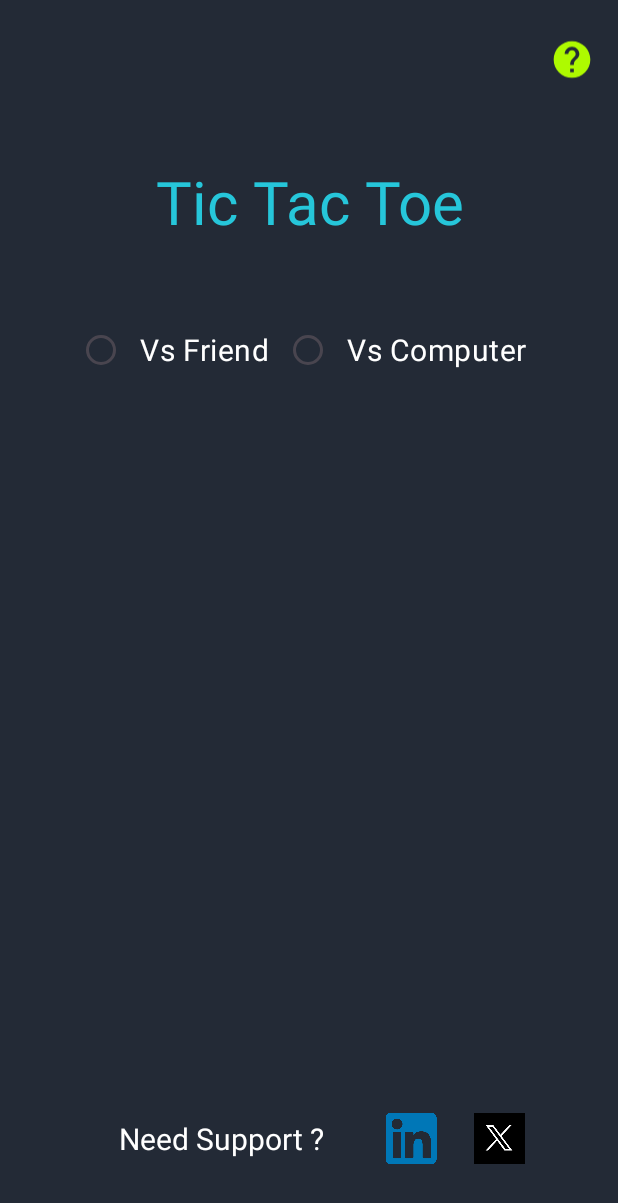
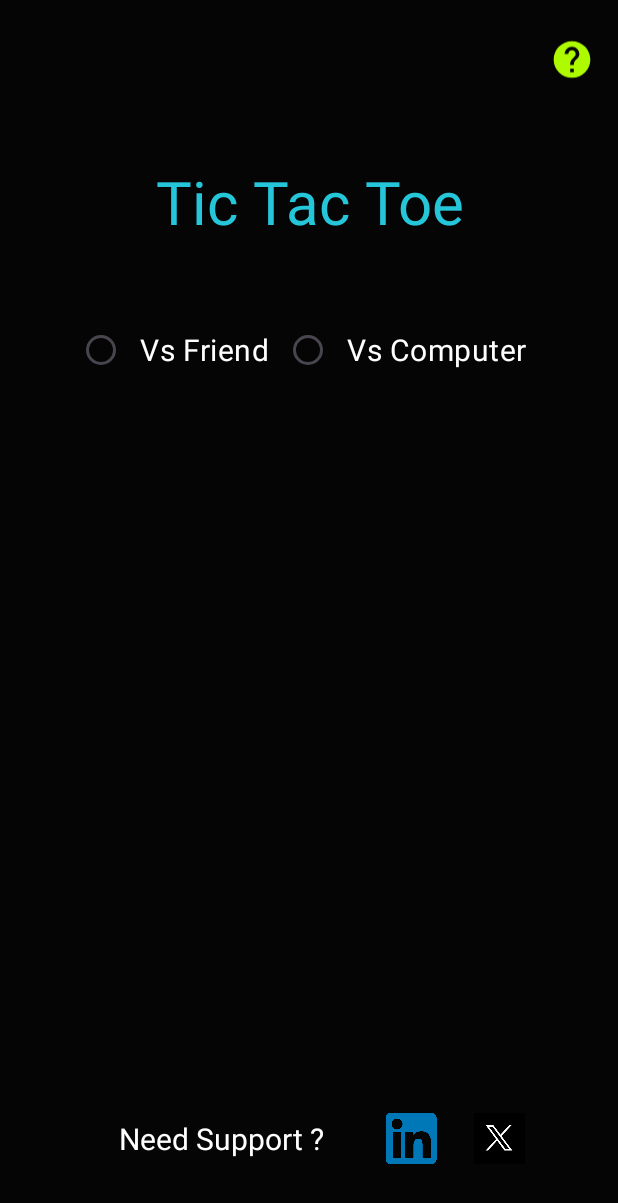
Before and after one commit to DarkImpact1/Tic-Tac-Toe-App, an Android app: the screen it shows after launch (PlayerInputActivity), on a phone screen of 412 x 824 dp. Shown: the top 1203 px of the screen. Run offline under Robolectric (Android 15) with nearby library versions, the light colour scheme and no system bars.

Commit message:
change background of player input

```diff
--- a/app/src/main/res/drawable/button_background.xml
+++ /dev/null
@@ -1,14 +0,0 @@
-<?xml version="1.0" encoding="utf-8"?>
-<selector xmlns:android="http://schemas.android.com/apk/res/android">
-
-
-    <!-- Default state of the button -->
-    <item>
-        <shape android:shape="rectangle">
-            <solid android:color="@color/black"/> <!-- Dark gray background -->
-            <corners android:radius="16dp"/> <!-- Rounded corners -->
-            <stroke android:width="10dp" android:color="#3F51B5"/> <!-- Cyan border -->
-        </shape>
-    </item>
-
-</selector>
--- a/app/src/main/res/layout/activity_player_input.xml
+++ b/app/src/main/res/layout/activity_player_input.xml
@@ -4,7 +4,7 @@
     xmlns:tools="http://schemas.android.com/tools"
     android:layout_width="match_parent"
     android:layout_height="match_parent"
-    android:background="@color/dark_background"
+    android:background="@color/black"
     tools:context=".PlayerInputActivity">
 
 
@@ -80,7 +80,7 @@
         android:layout_width="224dp"
         android:layout_height="65dp"
         android:layout_marginBottom="77dp"
-        android:backgroundTint="@color/black"
+        android:backgroundTint="@color/teal"
         android:text="@string/start_button"
         android:textColor="@color/white"
         android:textSize="25sp"
--- a/app/src/main/res/values/themes.xml
+++ b/app/src/main/res/values/themes.xml
@@ -11,19 +11,13 @@
         <!-- Text appearance -->
         <item name="android:textColor">@color/textcolor</item>
 
-        <!-- Button Style -->
-        <item name="buttonStyle">@style/MyCustomButton</item>
 
         <!-- Elevation overlay for Material Design -->
         <item name="elevationOverlayEnabled">true</item>
         <item name="elevationOverlayColor">@color/dark_surface_overlay</item>
     </style>
 
-    <!-- Custom Button Style -->
-    <style name="MyCustomButton" parent="Widget.MaterialComponents.Button">
-        <item name="android:background">@drawable/button_background</item>
-        <item name="android:textColor">@color/black</item> <!-- Customize text color -->
-    </style>
+
 
     <!-- Inherit the base theme for your app -->
     <style name="Theme.TicTacToe" parent="Base.Theme.TicTacToe" />
```
